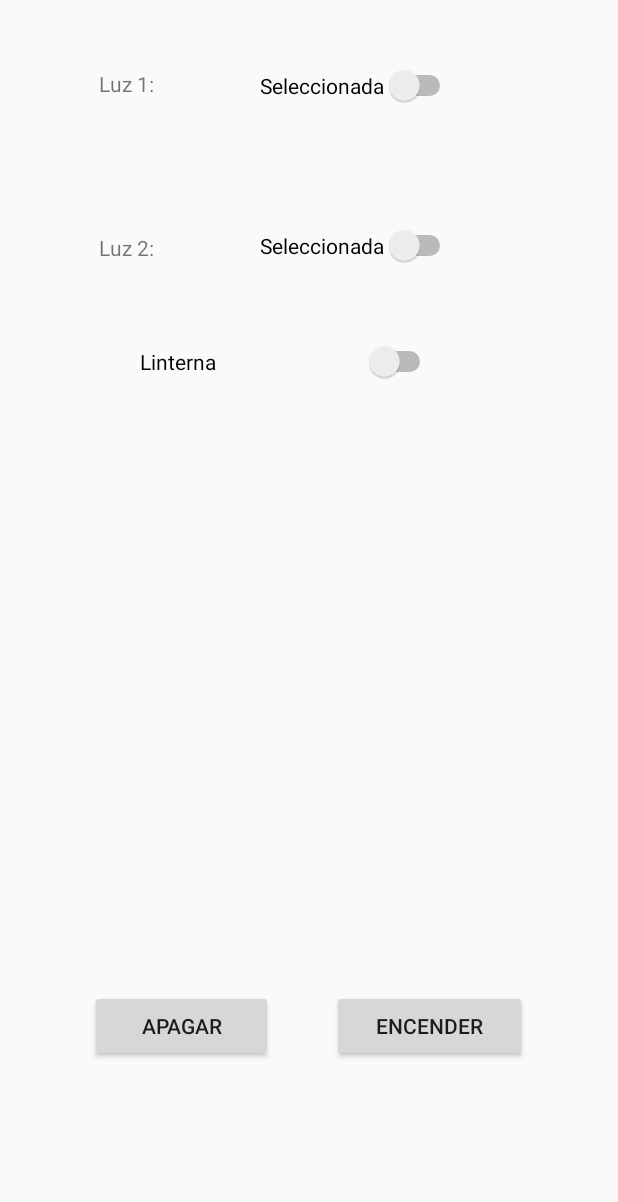
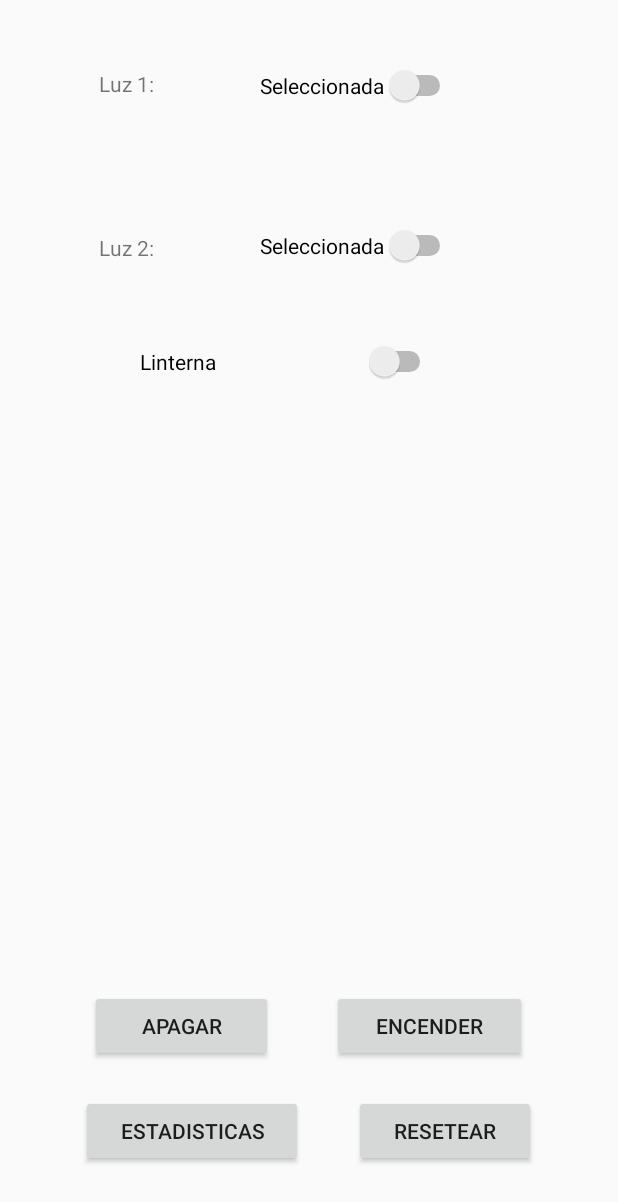
Before and after one commit to soalima/LiMaS---Light-Management-System, an Android app: the ComunicationActivity screen opened directly, with no data from a screen before it, on a phone screen of 412 x 824 dp. Shown: the top 1202 px of the screen. Run offline under Robolectric (Android 15) with nearby library versions, the phone set to English and light mode, and no system bars; 2 statements that could not run were skipped.

```diff
--- a/Android/Limas1_1/app/build.gradle
+++ b/Android/Limas1_1/app/build.gradle
@@ -25,6 +25,7 @@ dependencies {
     implementation 'androidx.constraintlayout:constraintlayout:1.1.3'
     implementation 'com.android.support:appcompat-v7:26.1.0'
     implementation 'com.android.support:design:26.1.0'
+    implementation 'com.google.android.material:material:1.0.0'
     testImplementation 'junit:junit:4.12'
     androidTestImplementation 'androidx.test:runner:1.2.0'
     androidTestImplementation 'androidx.test.espresso:espresso-core:3.2.0'
--- a/Android/Limas1_1/app/src/main/java/com/proyecto/limas11/activities/ComunicationActivity.java
+++ b/Android/Limas1_1/app/src/main/java/com/proyecto/limas11/activities/ComunicationActivity.java
@@ -45,7 +45,7 @@ import static com.proyecto.limas11.fragments.BluetoothFragment.MULTIPLE_PERMISSI
 
 //******************************************** Hilo principal del Activity*********************************
 public class ComunicationActivity extends Activity {
-    Button btnApagar, btnEncender, btnEstadisticaL1, btnEstadisticaL2;
+    Button btnApagar, btnEncender, btnEstadisticas, btnResetear;
     Switch switchL1, switchL2, swLinterna;
     boolean prendertorch, isflashon;
     static Camera cam = null;
@@ -68,8 +68,8 @@ public class ComunicationActivity extends Activity {
         btnApagar = (Button) findViewById(R.id.btnApagar);
         btnEncender = (Button) findViewById(R.id.btnEncender);
 
-        btnEstadisticaL1 = (Button) findViewById(R.id.btnMNDR8);
-        btnEstadisticaL2 = (Button) findViewById(R.id.btnMNDR9);
+        btnEstadisticas = (Button) findViewById(R.id.btnEstadistica);
+        btnResetear = (Button) findViewById(R.id.btnResetear);
 
         switchL1 = (Switch) findViewById(R.id.switchLuz1);
         switchL2 = (Switch) findViewById(R.id.switchLuz2);
@@ -85,8 +85,8 @@ public class ComunicationActivity extends Activity {
         //defino los handlers para los botones Apagar y encender
         btnEncender.setOnClickListener(btnEncenderListener);
         btnApagar.setOnClickListener(btnApagarListener);
-        btnEstadisticaL1.setOnClickListener(btnEstadisticaL1Listener);
-        btnEstadisticaL2.setOnClickListener(btnEstadisticaL2Listener);
+        btnEstadisticas.setOnClickListener(btnEstadisticasListener);
+        btnResetear.setOnClickListener(btnResetearListener);
 
         swLinterna.setOnCheckedChangeListener((new CompoundButton.OnCheckedChangeListener() {
             @Override
@@ -200,18 +200,22 @@ public class ComunicationActivity extends Activity {
         }
     };
 
-    private View.OnClickListener btnEstadisticaL1Listener = new View.OnClickListener() {
+    private View.OnClickListener btnEstadisticasListener = new View.OnClickListener() {
         @Override
         public void onClick(View v) {
-            enviarComando('8');
+            //enviarComando('8');
             //showToast("Presionado boton estadistica luz 1");
+            Intent newIntent = new Intent(v.getContext(), EstadisticasActivity.class);
+            //newIntent.putParcelableArrayListExtra("device.list", mDeviceList);
+
+            startActivity(newIntent);
         }
     };
 
-    private View.OnClickListener btnEstadisticaL2Listener = new View.OnClickListener() {
+    private View.OnClickListener btnResetearListener = new View.OnClickListener() {
         @Override
         public void onClick(View v) {
-            enviarComando('9');
+            //enviarComando('9');
             //showToast("Presionado boton estadistica luz 2");
         }
     };
--- a/Android/Limas1_1/app/src/main/res/layout/activity_comunication.xml
+++ b/Android/Limas1_1/app/src/main/res/layout/activity_comunication.xml
@@ -18,7 +18,8 @@
         android:layout_height="wrap_content"
         android:layout_alignParentBottom="true"
         android:layout_gravity="center_horizontal"
-        android:layout_marginBottom="10dp">
+        android:layout_marginBottom="10dp"
+        android:visibility="visible">
 
         <LinearLayout
             android:layout_width="match_parent"
@@ -183,4 +184,60 @@
         </LinearLayout>
     </FrameLayout>
 
+    <FrameLayout
+        android:id="@+id/contenedorButton3"
+        android:layout_width="match_parent"
+        android:layout_height="wrap_content"
+        android:layout_alignParentBottom="true"
+        android:layout_gravity="center_horizontal"
+        android:layout_marginBottom="30dp">
+
+        <LinearLayout
+            android:layout_width="match_parent"
+            android:layout_height="wrap_content"
+            android:layout_gravity="center_horizontal"
+            android:foregroundGravity="center_horizontal"
+            android:gravity="center_horizontal"
+            android:orientation="horizontal">
+
+            <FrameLayout
+                android:id="@+id/margenL3"
+                android:layout_width="10dp"
+                android:layout_height="match_parent"
+                android:layout_weight="1">
+
+            </FrameLayout>
+
+            <Button
+                android:id="@+id/btnEstadistica"
+                android:layout_width="wrap_content"
+                android:layout_height="wrap_content"
+                android:layout_weight="1"
+                android:text="Estadisticas" />
+
+            <FrameLayout
+                android:id="@+id/margenM3"
+                android:layout_width="5dp"
+                android:layout_height="0dp"
+                android:layout_weight="1">
+
+            </FrameLayout>
+
+            <Button
+                android:id="@+id/btnResetear"
+                android:layout_width="wrap_content"
+                android:layout_height="wrap_content"
+                android:layout_weight="1"
+                android:text="Resetear" />
+
+            <FrameLayout
+                android:id="@+id/margenR3"
+                android:layout_width="10dp"
+                android:layout_height="wrap_content"
+                android:layout_weight="1">
+
+            </FrameLayout>
+        </LinearLayout>
+    </FrameLayout>
+
 </RelativeLayout>
--- /dev/null
+++ b/Android/Limas1_1/app/src/main/res/values/dimens.xml
@@ -0,0 +1,3 @@
+<resources>
+    <dimen name="fab_margin">16dp</dimen>
+</resources>
--- a/Android/Limas1_1/app/src/main/res/values/strings.xml
+++ b/Android/Limas1_1/app/src/main/res/values/strings.xml
@@ -14,4 +14,5 @@
     <string name="text_list_paired_devices">Paired Devices</string>
     <string name="text_list_devices">List of Devices</string>
     <string name="text_pair">Pair</string>
+    <string name="title_activity_estadisticas">EstadisticasActivity</string>
 </resources>
--- a/Android/Limas1_1/app/src/main/res/values/styles.xml
+++ b/Android/Limas1_1/app/src/main/res/values/styles.xml
@@ -13,4 +13,8 @@
         <item name="windowNoTitle">true</item>
     </style>
 
+    <style name="AppTheme.AppBarOverlay" parent="ThemeOverlay.AppCompat.Dark.ActionBar" />
+
+    <style name="AppTheme.PopupOverlay" parent="ThemeOverlay.AppCompat.Light" />
+
 </resources>
```
Also changed, not shown: Android/Limas1_1/app/src/main/AndroidManifest.xml (+6 -4 lines), Android/Limas1_1/app/src/main/java/com/proyecto/limas11/activities/EstadisticasActivity.java (added, +22 -0 lines), Android/Limas1_1/app/src/main/res/layout/activity_estadisticas.xml (added, +12 -0 lines), Android/Limas1_1/app/src/main/res/layout/content_estadisticas.xml (added, +11 -0 lines), 1 other file.
